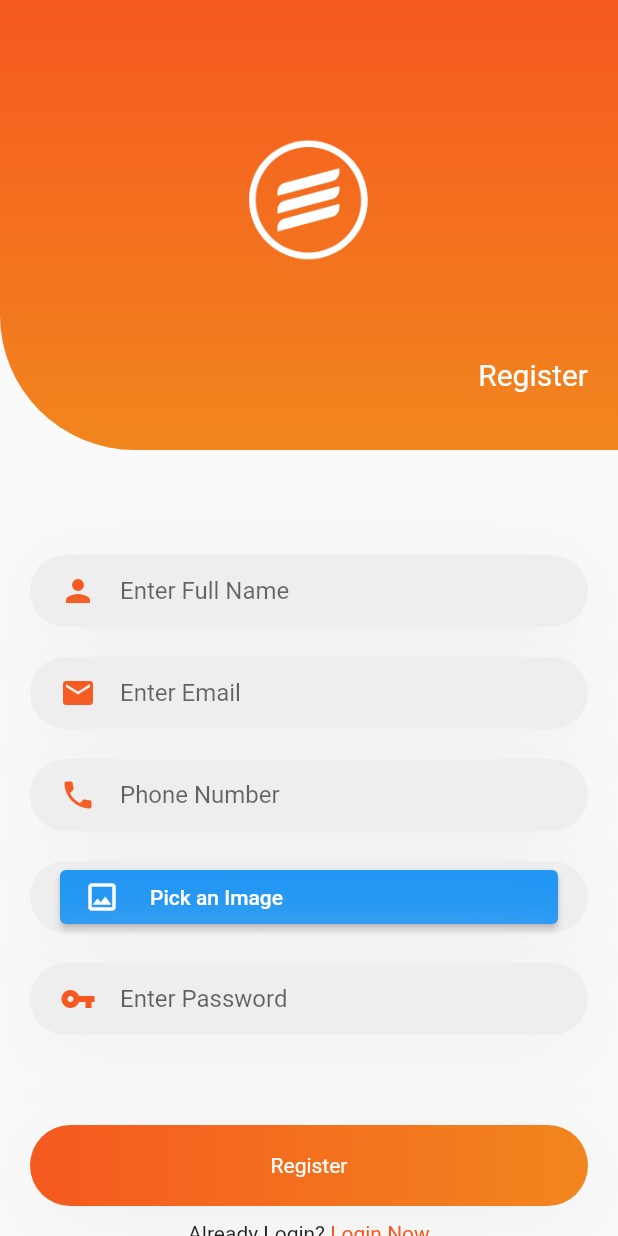
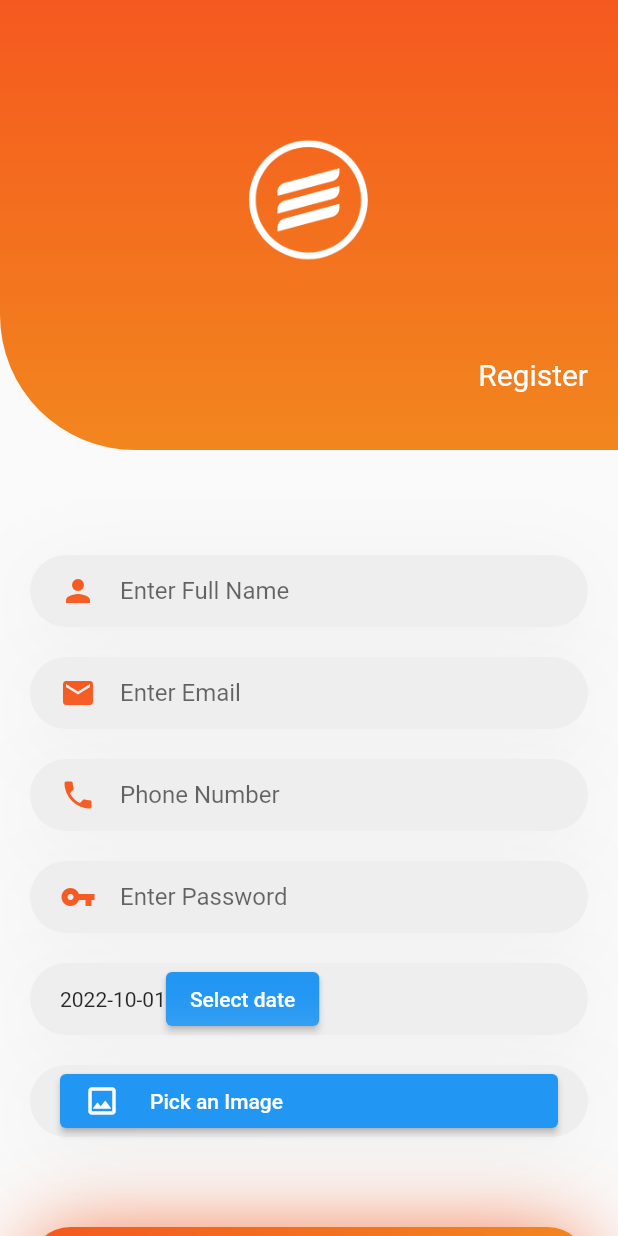
Before and after one commit to roshan-kumar-singh/loginpageflutter, a Flutter app: the screen it shows after launch, after a tap on "Register Now", on a phone screen of 412 x 824 dp. Run offline on Flutter 3.47's test engine with Material 2 defaults, Android fonts, the phone set to English and light mode, and no system bars; our stand-ins replace animated_splash_screen, image_picker.

Commit message:
form validation and date picker

```diff
--- a/lib/login_screen.dart
+++ b/lib/login_screen.dart
@@ -1,5 +1,6 @@
 import 'package:flutter/material.dart';
 import 'registration_screen.dart';
+// import 'package:email_validator/email_validator.dart';
 class LoginScreen extends StatefulWidget {
   const LoginScreen({super.key});
 
@@ -7,14 +8,18 @@ class LoginScreen extends StatefulWidget {
   State<StatefulWidget> createState()=>InitState();
 }
 class InitState extends State<LoginScreen>{
+  final _formKey = GlobalKey<FormState>();
   @override
+
   Widget build(BuildContext context){
     return initWidget();
   }
 
   Widget initWidget(){
     return Scaffold(
-      body: SingleChildScrollView(
+      body: Form(
+        key: _formKey,
+     child: SingleChildScrollView(
         child:Column(
           children:[
             Container(
@@ -67,17 +72,23 @@ class InitState extends State<LoginScreen>{
                   )],
                 ),
                 alignment: Alignment.center,
-                child:const TextField(
-                    cursorColor:Color(0xffF5591F),
-                    decoration:InputDecoration(
+                child: TextFormField(
+                    cursorColor:const Color(0xffF5591F),
+                    decoration:const InputDecoration(
                       icon:Icon(
-                        Icons.email_outlined,
+                        Icons.email,
                         color:Color(0xffF5591F),
                       ),
                       hintText:"Enter Email",
                       enabledBorder: InputBorder.none,
                       focusedBorder: InputBorder.none,
-                    )
+                    ),
+                    validator:(value){
+                      if(value!.isEmpty){
+                      return "Enter the correct Email!";
+                      }
+
+            }
                 )
             ),
             Container(
@@ -93,18 +104,24 @@ class InitState extends State<LoginScreen>{
                   )],
                 ),
                 alignment: Alignment.center,
-                child:const TextField(
+                child:TextFormField(
                     obscureText: true,
-                    cursorColor:Color(0xffF5591F),
-                    decoration:InputDecoration(
+                    cursorColor:const Color(0xffF5591F),
+                    decoration:const InputDecoration(
                       icon:Icon(
-                        Icons.password_outlined,
+                        Icons.vpn_key,
                         color:Color(0xffF5591F),
                       ),
                       hintText:"Enter Password",
                       enabledBorder: InputBorder.none,
                       focusedBorder: InputBorder.none,
-                    )
+                    ),
+                    validator:(value){
+                 if(value!.isEmpty){
+                 return "Enter the correct Password!";
+                 }
+
+                 }
                 )
             ),
             Container(
@@ -118,7 +135,13 @@ class InitState extends State<LoginScreen>{
               ),
             ),
             GestureDetector(
-                onTap:()=>{
+                onTap:(){
+                  if(_formKey.currentState!.validate()){
+                    return;
+                  }
+                  else{
+                    print("Not validate");
+                  }
 
                 },
                 child:Container(
@@ -152,7 +175,7 @@ class InitState extends State<LoginScreen>{
                 child:Row(
                     mainAxisAlignment: MainAxisAlignment.center,
                     children:[
-                      const Text("Don't Have Account? "),
+                      const Text("don't Have Account? "),
                       GestureDetector(
                           onTap:()=>{
                             Navigator.push(context,MaterialPageRoute(builder: (context)=>const RegistrationScreen()
@@ -171,6 +194,7 @@ class InitState extends State<LoginScreen>{
           ],
         ),
       ),
+    )
     );
   }
 }
--- a/lib/main.dart
+++ b/lib/main.dart
@@ -1,5 +1,8 @@
 import 'package:flutter/material.dart';
-import 'package:login_app/splash_screen.dart';
+import 'package:animated_splash_screen/animated_splash_screen.dart';
+
+
+import 'login_screen.dart';
 void main() {
   runApp(const MyApp());
 }
@@ -10,9 +13,23 @@ class MyApp extends StatelessWidget {
   // This widget is the root of your application.
   @override
   Widget build(BuildContext context) {
-    return const MaterialApp(
+    return  MaterialApp(
       debugShowCheckedModeBanner: false,
-      home:SplashScreen(),
+      home:AnimatedSplashScreen(
+        splash: Stack(
+          children: [
+            Center(
+                child:Container(
+                  child:Image.asset('images/app_logo.png'),
+                )
+            )
+          ],
+        ),
+        nextScreen: const LoginScreen(),
+        splashTransition: SplashTransition.rotationTransition,
+        backgroundColor: const Color(0xffF5591F),
+        duration: 300,
+      ),
     );
   }
 }
--- a/lib/registration_screen.dart
+++ b/lib/registration_screen.dart
@@ -1,6 +1,9 @@
 import 'package:flutter/material.dart';
 import 'package:image_picker/image_picker.dart';
+// import 'dart:async';
+import 'package:intl/intl.dart';
 class RegistrationScreen extends StatefulWidget {
+
   const RegistrationScreen({super.key});
 
   @override
@@ -8,13 +11,27 @@ class RegistrationScreen extends StatefulWidget {
 }
 
 class InitState extends State<RegistrationScreen> {
+
+  DateTime selectedDate = DateTime.now();
+  Future<void> _selectDate(BuildContext context) async {
+    final DateTime? picked = await showDatePicker(
+        context: context,
+        initialDate: selectedDate,
+        firstDate: DateTime(1200, 8),
+        lastDate: DateTime(2101));
+    if (picked != null && picked != selectedDate) {
+      setState(() {
+        selectedDate = picked;
+      });
+    }
+  }
   void _showImageDialog(){
     showDialog(
         context:context,
         builder:(context){
           return AlertDialog(
               title:const Text("Please choose an option"),
-              content:Column(
+              content:Row(
                 mainAxisSize:MainAxisSize.min,
                 children:[
                   InkWell(
@@ -66,7 +83,7 @@ class InitState extends State<RegistrationScreen> {
 
   void _getFromCamera() async
   {
-    XFile? pickedFile = await ImagePicker().pickImage(source:ImageSource.camera);
+    XFile? pickedFile = await ImagePicker().pickImage(source:ImageSource.camera,preferredCameraDevice: CameraDevice.front);
     Navigator.pop(context);
   }
   void _getFromGallery() async
@@ -74,7 +91,7 @@ class InitState extends State<RegistrationScreen> {
     XFile? pickedFile = await ImagePicker().pickImage(source:ImageSource.gallery);
     Navigator.pop(context);
   }
-
+  final _formKey = GlobalKey<FormState>();
   @override
   Widget build(BuildContext context) {
     return initWidget();
@@ -82,7 +99,9 @@ class InitState extends State<RegistrationScreen> {
 
   Widget initWidget() {
     return Scaffold(
-      body: SingleChildScrollView(
+      body: Form(
+        key: _formKey,
+     child: SingleChildScrollView(
         child: Column(
           children: [
             Container(
@@ -134,9 +153,9 @@ class InitState extends State<RegistrationScreen> {
                   )],
                 ),
                 alignment: Alignment.center,
-                child:const TextField(
-                    cursorColor:Color(0xffF5591F),
-                    decoration:InputDecoration(
+                child:TextFormField(
+                    cursorColor:const Color(0xffF5591F),
+                    decoration:const InputDecoration(
                       icon:Icon(
                         Icons.person,
                         color:Color(0xffF5591F),
@@ -144,7 +163,13 @@ class InitState extends State<RegistrationScreen> {
                       hintText:"Enter Full Name",
                       enabledBorder: InputBorder.none,
                       focusedBorder: InputBorder.none,
-                    )
+                    ),
+                    validator:(value){
+                      if(value!.isEmpty){
+                        return "Enter the correct Name !";
+                      }
+
+                    }
                 )
             ),
             Container(
@@ -160,9 +185,9 @@ class InitState extends State<RegistrationScreen> {
                   )],
                 ),
                 alignment: Alignment.center,
-                child:const TextField(
-                    cursorColor:Color(0xffF5591F),
-                    decoration:InputDecoration(
+                child:TextFormField(
+                    cursorColor:const Color(0xffF5591F),
+                    decoration:const InputDecoration(
                       icon:Icon(
                         Icons.email,
                         color:Color(0xffF5591F),
@@ -170,7 +195,13 @@ class InitState extends State<RegistrationScreen> {
                       hintText:"Enter Email",
                       enabledBorder: InputBorder.none,
                       focusedBorder: InputBorder.none,
-                    )
+                    ),
+                    validator:(value){
+                      if(value!.isEmpty){
+                        return "Enter the correct Email !";
+                      }
+
+                    }
                 )
             ),
             Container(
@@ -186,9 +217,9 @@ class InitState extends State<RegistrationScreen> {
                   )],
                 ),
                 alignment: Alignment.center,
-                child:const TextField(
-                    cursorColor:Color(0xffF5591F),
-                    decoration:InputDecoration(
+                child:TextFormField(
+                    cursorColor:const Color(0xffF5591F),
+                    decoration:const InputDecoration(
                       icon:Icon(
                         Icons.phone,
                         color:Color(0xffF5591F),
@@ -196,8 +227,78 @@ class InitState extends State<RegistrationScreen> {
                       hintText:"Phone Number",
                       enabledBorder: InputBorder.none,
                       focusedBorder: InputBorder.none,
-                    )
+                    ),
+                    validator:(value){
+                      if(value!.isEmpty){
+                        return "Enter the correct Number !";
+                      }
+
+                    }
                 )
+            ),
+
+            Container(
+                margin:const EdgeInsets.only(left:20,right:20,top:20),
+                padding:const EdgeInsets.only(left:20,right:20),
+                decoration:BoxDecoration(
+                  borderRadius: BorderRadius.circular(50),
+                  color:Colors.grey[200],
+                  boxShadow:const [BoxShadow(
+                      offset:Offset(0,10),
+                      blurRadius:50,
+                      color:Color(0xffEEEEEE)
+                  )],
+                ),
+                alignment: Alignment.center,
+                child:TextFormField(
+                    obscureText: true,
+                    cursorColor:const Color(0xffF5591F),
+                    decoration:const InputDecoration(
+                      icon:Icon(
+                        Icons.vpn_key,
+                        color:Color(0xffF5591F),
+                      ),
+                      hintText:"Enter Password",
+                      enabledBorder: InputBorder.none,
+                      focusedBorder: InputBorder.none,
+                    ),
+                    validator:(value){
+                      if(value!.isEmpty){
+                        return "Enter the correct Password !";
+                      }
+
+                    }
+                )
+            ),
+            Container(
+                margin:const EdgeInsets.only(left:20,right:20,top:20),
+                padding:const EdgeInsets.only(left:20,right:20),
+                decoration:BoxDecoration(
+                  borderRadius: BorderRadius.circular(50),
+                  color:Colors.grey[200],
+                  boxShadow:const [BoxShadow(
+                      offset:Offset(0,10),
+                      blurRadius:50,
+                      color:Color(0xffEEEEEE)
+                  )],
+                ),
+                alignment: Alignment.topLeft,
+                child:Row(
+                  mainAxisSize: MainAxisSize.min,
+                  children: <Widget>[
+
+                    Text("${selectedDate.toLocal()}".split(' ')[0]),
+
+                    SizedBox(height: 20.0,
+                    ),
+                    ElevatedButton(
+
+                      child: Text('Select date'),
+                      onPressed: () => _selectDate(context),
+
+                    ),
+                  ],
+                ),
             ),
             Container(
               margin:const EdgeInsets.only(left:20,right:20,top:20),
@@ -220,42 +321,26 @@ class InitState extends State<RegistrationScreen> {
                   Icon(Icons.image_outlined),
                   SizedBox(
                     width:20,
+
                   ),
                   Text('Pick an Image')
                 ],
               ),
               ),
+
             ),
-            Container(
-                margin:const EdgeInsets.only(left:20,right:20,top:20),
-                padding:const EdgeInsets.only(left:20,right:20),
-                decoration:BoxDecoration(
-                  borderRadius: BorderRadius.circular(50),
-                  color:Colors.grey[200],
-                  boxShadow:const [BoxShadow(
-                      offset:Offset(0,10),
-                      blurRadius:50,
-                      color:Color(0xffEEEEEE)
-                  )],
-                ),
-                alignment: Alignment.center,
-                child:const TextField(
-                    obscureText: true,
-                    cursorColor:Color(0xffF5591F),
-                    decoration:InputDecoration(
-                      icon:Icon(
-                        Icons.vpn_key,
-                        color:Color(0xffF5591F),
-                      ),
-                      hintText:"Enter Password",
-                      enabledBorder: InputBorder.none,
-                      focusedBorder: InputBorder.none,
-                    )
-                )
-            ),
+
+//-----------------------------------------------------------------------------
+
+ //-----------------------------------------------------------------------
             GestureDetector(
-                onTap:()=>{
-
+                onTap:(){
+                if(_formKey.currentState!.validate()){
+                  return;
+                }
+                else{
+                  print("Not validate");
+                }
                 },
                 child:Container(
                     margin:const EdgeInsets.only(left:20,right:20,top:60),
@@ -272,7 +357,7 @@ class InitState extends State<RegistrationScreen> {
                       boxShadow:const [BoxShadow(
                           offset:Offset(0,10),
                           blurRadius:50,
-                          color:Color(0xffEEEEEE)
+                          color:Color(0xffF5591F)
                       )],
                     ),
                     child:const Text(
@@ -283,6 +368,8 @@ class InitState extends State<RegistrationScreen> {
                     )
                 )
             ),
+
+
             Container(
                 margin:const EdgeInsets.only(top:10),
                 child:Row(
@@ -307,6 +394,7 @@ class InitState extends State<RegistrationScreen> {
           ],
         ),
       ),
+      ),
     );
   }
 }
--- a/lib/splash_screen.dart
+++ b/lib/splash_screen.dart
@@ -38,7 +38,7 @@ class InitState extends State<SplashScreen>{
           children: [
             Container(
                 decoration: const BoxDecoration(
-                    color: Colors.green,
+                    color: Color(0xffF5591F),
                     gradient:LinearGradient(
                       colors:[(Color(0xffF5591F)),(Color(0xffF2861E))],
                       begin:Alignment.topCenter,
--- a/pubspec.yaml
+++ b/pubspec.yaml
@@ -32,7 +32,9 @@ dependencies:
   flutter:
     sdk: flutter
   image_picker: ^0.8.5+3
-
+  animated_splash_screen: ^1.0.2
+  intl: ^0.17.0
+  email_validator: ^2.0.1
   # The following adds the Cupertino Icons font to your application.
   # Use with the CupertinoIcons class for iOS style icons.
   cupertino_icons: ^1.0.2
```
Also changed, not shown: pubspec.lock.
